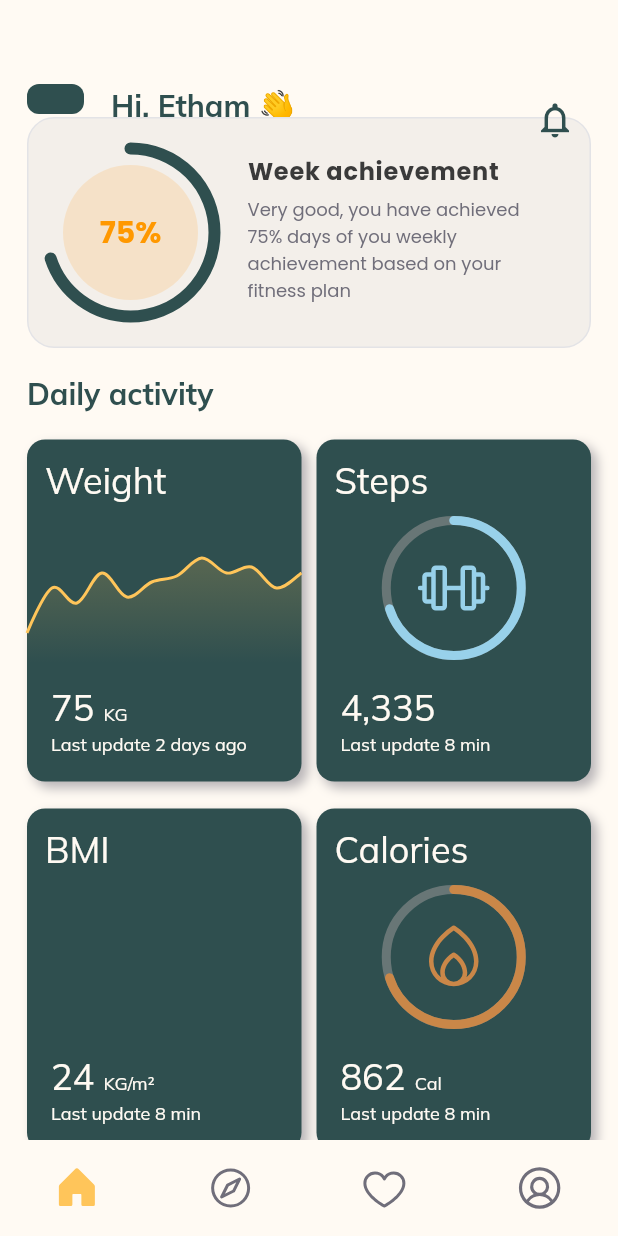
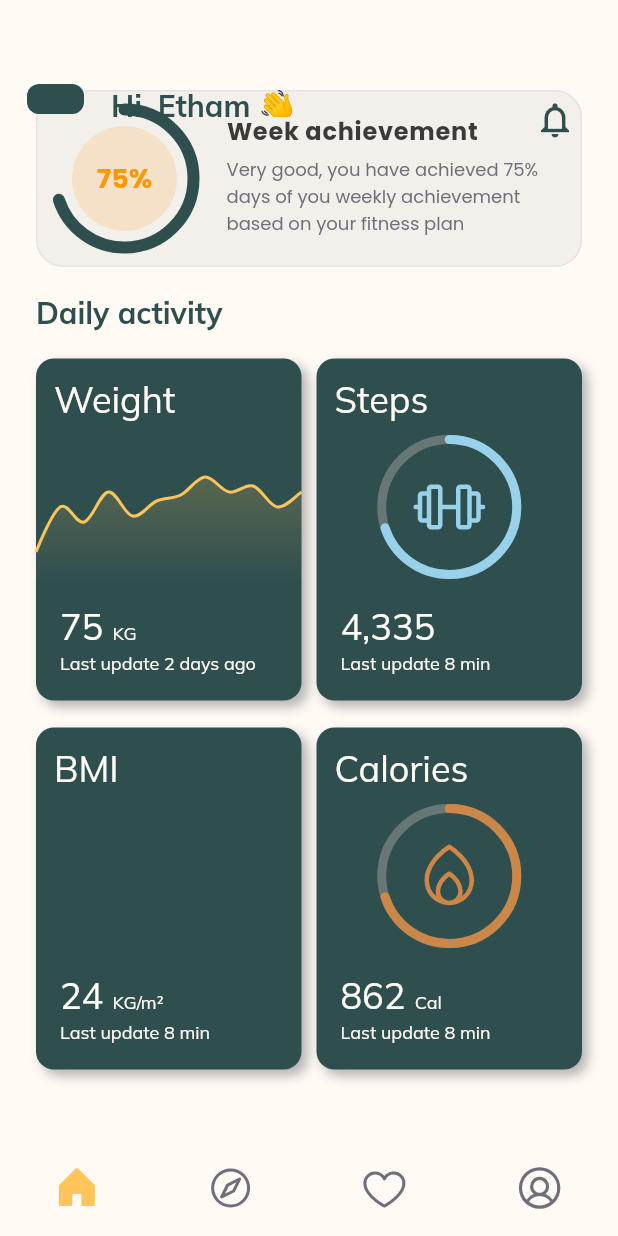
Before and after one commit to ContinuumTeam/GymHabit, a Flutter app: the screen it shows after launch, on a phone screen of 412 x 824 dp. Run offline on Flutter 3.47's test engine with Material 2 defaults, Android fonts, the phone set to English and light mode, and no system bars; drawn by our look-alikes of fl_chart, percent_indicator; our stand-ins replace dartz, dio, equatable, firebase_core, get_it, google_fonts and 1 more; accounts and stored records are empty.

Commit message:
refactor: alterado espacamento de components

```diff
--- a/lib/features/auth/presenter/screens/pages/home/pages/daily_activity_page.dart
+++ b/lib/features/auth/presenter/screens/pages/home/pages/daily_activity_page.dart
@@ -18,7 +18,7 @@ class _DailyActivityPageState extends State<DailyActivityPage> {
   Widget build(BuildContext context) {
     return SingleChildScrollView(
       child: Padding(
-        padding: const EdgeInsets.symmetric(horizontal: 18),
+        padding: const EdgeInsets.only(left: 24, right: 24, bottom: 6),
         child: Column(
           children: [
             const StreakInfoWidget(
--- a/lib/features/auth/presenter/screens/pages/home/widgets/streak_info_widget.dart
+++ b/lib/features/auth/presenter/screens/pages/home/widgets/streak_info_widget.dart
@@ -9,7 +9,7 @@ class StreakInfoWidget extends StatelessWidget {
   @override
   Widget build(BuildContext context) {
     return Padding(
-      padding: const EdgeInsets.symmetric(vertical: 18),
+      padding: const EdgeInsets.only(bottom: 18),
       child: Container(
         decoration: BoxDecoration(
           color: AppColors.card,
@@ -17,18 +17,18 @@ class StreakInfoWidget extends StatelessWidget {
           border: Border.all(color: AppColors.stroke),
         ),
         child: Padding(
-          padding: const EdgeInsets.symmetric(vertical: 16, horizontal: 8),
+          padding: const EdgeInsets.all(8),
           child: Row(
             mainAxisAlignment: MainAxisAlignment.spaceEvenly,
             children: [
               CircularPercentIndicator(
-                radius: 60,
+                radius: 50,
                 lineWidth: 8,
                 animation: true,
                 percent: 0.7,
                 center: Container(
-                    width: 90,
-                    height: 90,
+                    width: 70,
+                    height: 70,
                     decoration: BoxDecoration(
                       color: Colors.orangeAccent.withOpacity(0.2),
                       borderRadius: BorderRadius.circular(50),
@@ -38,7 +38,7 @@ class StreakInfoWidget extends StatelessWidget {
                         "75%",
                         style: TextStyle(
                           fontWeight: FontWeight.bold,
-                          fontSize: 20.0,
+                          fontSize: 18.0,
                           color: Colors.orange,
                         ),
                       ),
```
